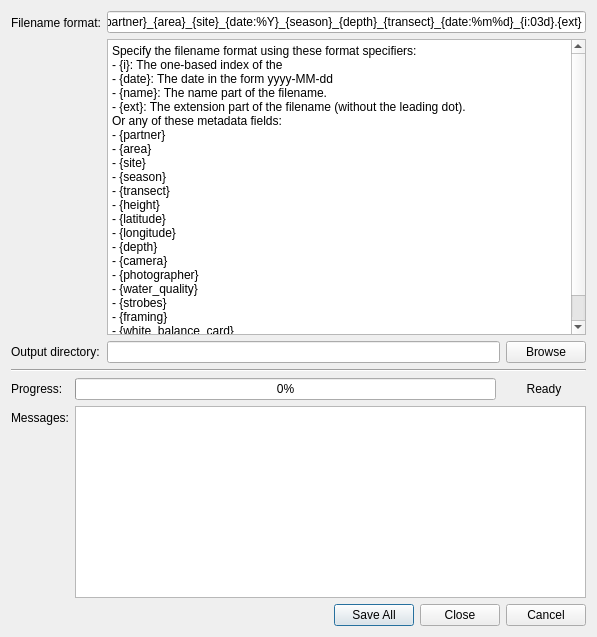
Before: the Qt Designer form src/preprocessor/gui/export_dialog.ui in CAMBioMed/preprocessor, drawn with Qt 5.
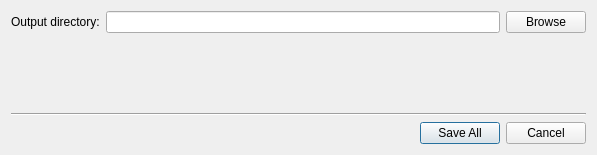
After: the same form once the commit is applied.

Commit message: Simplify export dialog

```diff
--- a/src/preprocessor/gui/export_dialog.ui
+++ b/src/preprocessor/gui/export_dialog.ui
@@ -10,7 +10,7 @@
     <x>0</x>
     <y>0</y>
     <width>597</width>
-    <height>637</height>
+    <height>155</height>
    </rect>
   </property>
   <property name="windowTitle">
@@ -31,7 +31,7 @@
         <x>0</x>
         <y>0</y>
         <width>573</width>
-        <height>320</height>
+        <height>78</height>
        </rect>
       </property>
       <layout class="QFormLayout" name="formLayout_2">
@@ -51,65 +51,13 @@
         <number>0</number>
        </property>
        <item row="0" column="0">
-        <widget class="QLabel" name="lblFilename">
-         <property name="text">
-          <string>Filename format:</string>
-         </property>
-        </widget>
-       </item>
-       <item row="0" column="1">
-        <layout class="QVBoxLayout" name="verticalLayout_2">
-         <item>
-          <widget class="QLineEdit" name="txtFilename">
-           <property name="text">
-            <string>{partner}_{area}_{site}_{date:%Y}_{season}_{depth}_{transect}_{date:%m%d}_{i:03d}.{ext}</string>
-           </property>
-           <property name="readOnly">
-            <bool>true</bool>
-           </property>
-          </widget>
-         </item>
-         <item>
-          <widget class="QPlainTextEdit" name="txtFilenameFormatExplanation">
-           <property name="readOnly">
-            <bool>true</bool>
-           </property>
-           <property name="plainText">
-            <string>Specify the filename format using these format specifiers:
-- {i}: The one-based index of the 
-- {date}: The date in the form yyyy-MM-dd
-- {name}: The name part of the filename.
-- {ext}: The extension part of the filename (without the leading dot).
-Or any of these metadata fields:
-- {partner}
-- {area}
-- {site}
-- {season}
-- {transect}
-- {height}
-- {latitude}
-- {longitude}
-- {depth}
-- {camera}
-- {photographer}
-- {water_quality}
-- {strobes}
-- {framing}
-- {white_balance_card}
-- {comments}</string>
-           </property>
-          </widget>
-         </item>
-        </layout>
-       </item>
-       <item row="1" column="0">
         <widget class="QLabel" name="lblOutputDirectory">
          <property name="text">
           <string>Output directory:</string>
          </property>
         </widget>
        </item>
-       <item row="1" column="1">
+       <item row="0" column="1">
         <layout class="QHBoxLayout" name="layOutputDir">
          <item>
           <widget class="QLineEdit" name="txtOutputDir"/>
@@ -134,103 +82,13 @@
      </property>
     </widget>
    </item>
-   <item>
-    <widget class="QFrame" name="frmProgress">
-     <property name="sizePolicy">
-      <sizepolicy hsizetype="Preferred" vsizetype="Maximum">
-       <horstretch>0</horstretch>
-       <verstretch>0</verstretch>
-      </sizepolicy>
-     </property>
-     <property name="frameShape">
-      <enum>QFrame::Shape::NoFrame</enum>
-     </property>
-     <property name="frameShadow">
-      <enum>QFrame::Shadow::Raised</enum>
-     </property>
-     <layout class="QFormLayout" name="formLayout">
-      <property name="fieldGrowthPolicy">
-       <enum>QFormLayout::FieldGrowthPolicy::ExpandingFieldsGrow</enum>
-      </property>
-      <property name="leftMargin">
-       <number>0</number>
-      </property>
-      <property name="topMargin">
-       <number>0</number>
-      </property>
-      <property name="rightMargin">
-       <number>0</number>
-      </property>
-      <property name="bottomMargin">
-       <number>0</number>
-      </property>
-      <item row="2" column="0">
-       <widget class="QLabel" name="lblProgress">
-        <property name="text">
-         <string>Progress:</string>
-        </property>
-       </widget>
-      </item>
-      <item row="2" column="1">
-       <layout class="QHBoxLayout" name="layProgress">
-        <item>
-         <widget class="QProgressBar" name="prbProgress">
-          <property name="sizePolicy">
-           <sizepolicy hsizetype="Expanding" vsizetype="Fixed">
-            <horstretch>5</horstretch>
-            <verstretch>0</verstretch>
-           </sizepolicy>
-          </property>
-          <property name="value">
-           <number>0</number>
-          </property>
-         </widget>
-        </item>
-        <item>
-         <widget class="QLabel" name="lblProgress_Status">
-          <property name="sizePolicy">
-           <sizepolicy hsizetype="Preferred" vsizetype="Preferred">
-            <horstretch>1</horstretch>
-            <verstretch>0</verstretch>
-           </sizepolicy>
-          </property>
-          <property name="text">
-           <string>Ready</string>
-          </property>
-          <property name="alignment">
-           <set>Qt::AlignmentFlag::AlignCenter</set>
-          </property>
-         </widget>
-        </item>
-       </layout>
-      </item>
-      <item row="3" column="0">
-       <widget class="QLabel" name="lblMessages">
-        <property name="text">
-         <string>Messages:</string>
-        </property>
-       </widget>
-      </item>
-      <item row="3" column="1">
-       <widget class="QListWidget" name="lstMessages">
-        <property name="sizePolicy">
-         <sizepolicy hsizetype="Expanding" vsizetype="Expanding">
-          <horstretch>0</horstretch>
-          <verstretch>0</verstretch>
-         </sizepolicy>
-        </property>
-       </widget>
-      </item>
-     </layout>
-    </widget>
-   </item>
    <item>
     <widget class="QDialogButtonBox" name="btnsDialog">
      <property name="orientation">
       <enum>Qt::Orientation::Horizontal</enum>
      </property>
      <property name="standardButtons">
-      <set>QDialogButtonBox::StandardButton::Cancel|QDialogButtonBox::StandardButton::Close|QDialogButtonBox::StandardButton::SaveAll</set>
+      <set>QDialogButtonBox::StandardButton::Cancel|QDialogButtonBox::StandardButton::SaveAll</set>
      </property>
      <property name="centerButtons">
       <bool>false</bool>
```
The commit also changes 1 other file.
